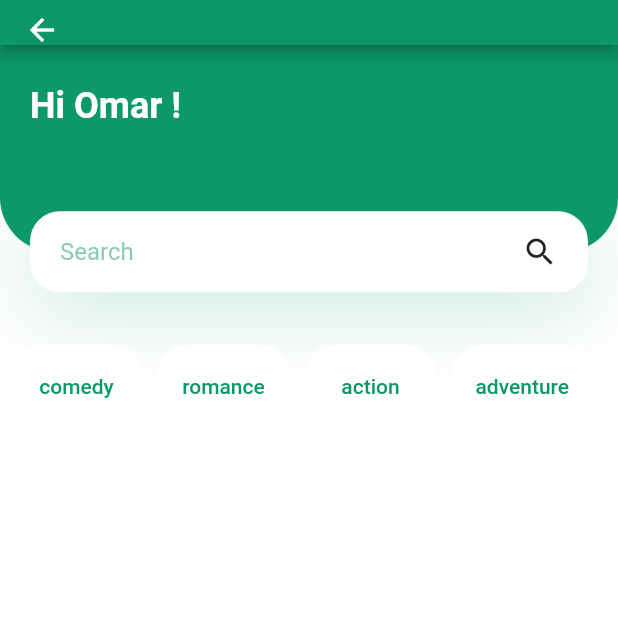
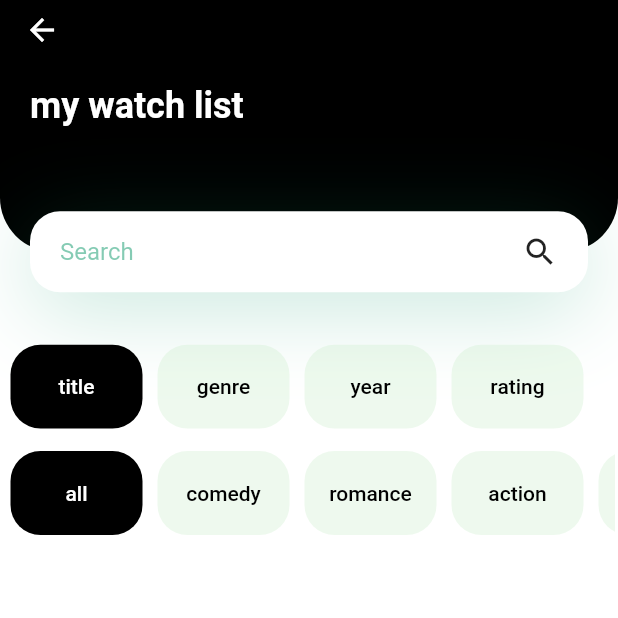
Before and after one commit to amalomarnaser/final-project, a Flutter app: the FavoritePage screen opened directly, on a phone screen of 412 x 824 dp, the top half of it. Run offline on Flutter 3.47's test engine with Material 2 defaults, Android fonts, the phone set to English and light mode, and no system bars; our stand-ins replace cached_network_image, sqflite, transparent_image; accounts and stored records are empty.

Commit message:
12 commit

```diff
--- a/lib/home/components/header_with_seachbox.dart
+++ b/lib/home/components/header_with_seachbox.dart
@@ -3,15 +3,19 @@ import 'package:untitled9/home/constants.dart';
 
 
 class HeaderWithSearchBox extends StatelessWidget {
+  final TextEditingController con;
+  final Function searchcli;
   const HeaderWithSearchBox({
     Key key,
-    @required this.size,
+    @required this.size,  this.con, this.searchcli,
   }) : super(key: key);
 
   final Size size;
 
   @override
   Widget build(BuildContext context) {
+
+
     return Container(
       margin: EdgeInsets.only(bottom: kDefaultPadding * 1.5),
       // It will cover 20% of our total height
@@ -26,7 +30,7 @@ class HeaderWithSearchBox extends StatelessWidget {
             ),
             height: size.height * 0.2 - 27,
             decoration: BoxDecoration(
-              color: kPrimaryColor,
+              color: Colors.black,
               borderRadius: BorderRadius.only(
                 bottomLeft: Radius.circular(36),
                 bottomRight: Radius.circular(36),
@@ -35,7 +39,7 @@ class HeaderWithSearchBox extends StatelessWidget {
             child: Row(
               children: <Widget>[
                 Text(
-                  'Hi Omar !',
+                  'my watch list',
                   style: Theme.of(context).textTheme.headline5.copyWith(
                       color: Colors.white, fontWeight: FontWeight.bold),
                 ),
@@ -67,21 +71,26 @@ class HeaderWithSearchBox extends StatelessWidget {
               child: Row(
                 children: <Widget>[
                   Expanded(
+                    child: FocusScope(
+                        child: Focus(
+                            onFocusChange: (focus) => {
+                              print("fatima: $focus")
+                            },
                             child: TextField(
-                      onChanged: (value) {},
+                               controller:con ,
+                                onChanged: (value) { searchcli();},
                                 decoration: InputDecoration(
                                 hintText: "Search",
                                 hintStyle: TextStyle(
-                          color: kPrimaryColor.withOpacity(0.5),
+                                color: Color(0xFF0C9869).withOpacity(.5),
                                 ),
                                 enabledBorder: InputBorder.none,
                                 focusedBorder: InputBorder.none,
-                        // surffix isn't working properly  with SVG
-                        // thats why we use row
-                        // suffixIcon: SvgPicture.asset("assets/icons/search.svg"),
+
                                 ),
+                                )
                                 ),
-                  ),
+                        ),),
                   Icon(Icons.search),
                 ],
               ),
--- a/lib/watchlistpag/favoritemovies.dart
+++ b/lib/watchlistpag/favoritemovies.dart
@@ -14,18 +14,52 @@ class FavoritePage extends StatelessWidget {
   Widget build(BuildContext context) {
     final movieListDisplay = Provider.of<WatchList>(context);
     final List<MovieInfo> movieList = movieListDisplay.mylist;
-
+    Function handleclick(){
+      movieListDisplay.searchActivated=true;
+    }
+    TextEditingController inputcont;
     return Scaffold(
         backgroundColor: Colors.white,
         appBar: AppBar(
-          backgroundColor: Color(0xFF0C9869),
+          backgroundColor: Colors.black,
           toolbarHeight: 30,
           centerTitle: true,
         ),
         body: Consumer<WatchList>(builder: (context, provider, x) {
           return ListView(children: [
-            HeaderWithSearchBox(size:MediaQuery.of(context).size ,),
-             Container(
+            HeaderWithSearchBox(size:MediaQuery.of(context).size ,con:inputcont ,searchcli:handleclick()),
+            Visibility(
+              visible: movieListDisplay.searchActivated ,
+              child: Container(
+                child:  Container(
+                  alignment: Alignment.center,
+                  height: MediaQuery.of(context).size.height*0.08,
+                  margin: EdgeInsets.fromLTRB(2, 0, 2, 5),
+                  child: ListView.builder(
+                      scrollDirection: Axis.horizontal,
+                      itemCount: movieListDisplay.searchKeys.length,
+                      itemBuilder: (BuildContext ctxt, int index) {
+                        return Container(
+                          margin: EdgeInsets.all(5),
+                          child: FlatButton(
+                            shape: RoundedRectangleBorder(
+                              borderRadius: BorderRadius.circular(20),
+                            ),
+                            color:movieListDisplay.selectetSearchKey==movieListDisplay.searchKeys[index]? Colors.black:Color(0xffc6ecc6).withOpacity(.3),
+                            onPressed: ()=>{
+                              //  print(movieListDisplay.genreTypes[index])
+                              movieListDisplay.setSelectedSearchKey(movieListDisplay.searchKeys[index],'kill')
+                            },
+                            child: Text(
+                              movieListDisplay.searchKeys[index],
+                              style: TextStyle(color:movieListDisplay.selectetSearchKey==movieListDisplay.searchKeys[index]? Colors.white:Colors.black),
+                            ),
+                          ),
+                        );
+                      })),
+                  ),
+            ),
+            Container(
                alignment: Alignment.center,
                height: MediaQuery.of(context).size.height*0.08,
                margin: EdgeInsets.fromLTRB(2, 0, 2, 5),
@@ -39,20 +73,19 @@ class FavoritePage extends StatelessWidget {
                      shape: RoundedRectangleBorder(
                        borderRadius: BorderRadius.circular(20),
                      ),
-                     color:movieListDisplay.selectedGenreType==movieListDisplay.genreTypes[index]? kPrimaryColor:Colors.white,
+                     color:movieListDisplay.selectedGenreType==movieListDisplay.genreTypes[index]? Colors.black:Color(0xffc6ecc6).withOpacity(.3),
                      onPressed: ()=>{
+                     //  print(movieListDisplay.genreTypes[index])
                        movieListDisplay.setSelectedGenre(movieListDisplay.genreTypes[index])
                      },
                      child: Text(
                        movieListDisplay.genreTypes[index],
-                       style: TextStyle(color:movieListDisplay.selectedGenreType==movieListDisplay.genreTypes[index]? Colors.white:kPrimaryColor),
+                       style: TextStyle(color:movieListDisplay.selectedGenreType==movieListDisplay.genreTypes[index]? Colors.white:Colors.black),
                      ),
                    ),
                  );
                })),
-            // Expanded(
-            //   flex: 1,
-            //     child: TitleWithMoreBtn(title: "your watch List", press: () {})),
+
             Container(
 
                 child: Container(
@@ -61,13 +94,14 @@ class FavoritePage extends StatelessWidget {
                       height: MediaQuery.of(context).size.height,
                       child: ListView.builder(
                         scrollDirection: Axis.horizontal,
-                          itemCount: movieListDisplay.selectedGenreType==''? movieList.length:movieListDisplay.filteredGenreList.length,
+                          itemCount: (movieListDisplay.selectedGenreType=='all'? movieList.length:movieListDisplay.filteredGenreList.length),
                           itemBuilder: (BuildContext ctxt, int index) {
                             return   RecomendPlantCard(
-                              image: movieListDisplay.selectedGenreType==''? movieList[index].poster:movieListDisplay.filteredGenreList[index].poster,
-                              title: movieListDisplay.selectedGenreType==''? movieList[index].title:movieListDisplay.filteredGenreList[index].title,
-                              country: movieListDisplay.selectedGenreType==''? movieList[index].year:movieListDisplay.filteredGenreList[index].year,
-                              price:  movieListDisplay.selectedGenreType==''?movieList[index].imdbRating!='N/A'?double.parse(movieList[index].imdbRating):200:movieListDisplay.filteredGenreList[index].imdbRating!='N/A'?double.parse(movieListDisplay.filteredGenreList[index].imdbRating):200,
+                              image: (movieListDisplay.selectedGenreType=='all'? movieList[index].poster:movieListDisplay.filteredGenreList[index].poster),
+                              title:( movieListDisplay.selectedGenreType=='all'? movieList[index].title:movieListDisplay.filteredGenreList[index].title),
+                              country: (movieListDisplay.selectedGenreType=='all'? movieList[index].genre:movieListDisplay.filteredGenreList[index].genre),
+                              //price:  movieListDisplay.selectedGenreType=='all'?movieList[index].imdbRating!='N/A'?double.parse(movieList[index].imdbRating):200:movieListDisplay.filteredGenreList[index].imdbRating!='N/A'?double.parse(movieListDisplay.filteredGenreList[index].imdbRating):200,
+                              price:  (movieListDisplay.selectedGenreType=='all'?movieList[index].imdbRating!='N/A'?double.parse(movieList[index].imdbRating):200:movieListDisplay.filteredGenreList[index].imdbRating!='N/A'?double.parse(movieListDisplay.filteredGenreList[index].imdbRating):200),
                               press: () {
 
                               },
--- a/lib/watchlistpag/watchlist-provider.dart
+++ b/lib/watchlistpag/watchlist-provider.dart
@@ -7,10 +7,14 @@ class WatchList extends ChangeNotifier {
   WatchList() {
     getAllFaviroute();
   }
-  List<String> genreTypes=['comedy','romance','action','adventure','documentary','short','drama'];
-  String selectedGenreType= '';
+  List<String> genreTypes=['all','comedy','romance','action','adventure','documentary','short','drama',];
+  String selectedGenreType= 'all';
+  List<String> searchKeys=['title','genre','year','rating'];
+  String selectetSearchKey='title';
+   bool searchActivated=false;
   List<MovieInfo> mylist = [];
  List<MovieInfo> filteredGenreList = [];
+ List<MovieInfo> filteredSearchList = [];
   List<String> faviroteIds = [];
 
   getAllFaviroute() async {
@@ -63,8 +67,20 @@ class WatchList extends ChangeNotifier {
 
   }
   setFilteredArray(String genre){
-    if(genre == genreTypes[0]){filteredGenreList=mylist.where((e) => e.genre!=null).toList();}
-   filteredGenreList = mylist.where((i) => i.genre.toLowerCase().contains(selectedGenreType)).toList();
-  print(filteredGenreList.toString());
+    if(genre == 'all'){filteredGenreList=mylist;}
+   else{filteredGenreList = mylist.where((i) => i.genre.toLowerCase().contains(selectedGenreType)).toList();print(filteredGenreList.toString());}
+
+  }
+  setSelectedSearchKey(String key,String input){
+    selectetSearchKey=key;
+    print(selectetSearchKey);
+    setSearchFilteredArray(selectetSearchKey,input);
+    notifyListeners();
+
+  }
+  setSearchFilteredArray(String key,String input){
+  if(key=='title'){  filteredSearchList = mylist.where((i) => i.title.toLowerCase().contains(input.toLowerCase())).toList();print(filteredSearchList.toString());}
+   else{filteredSearchList = mylist.where((i) => i.genre.toLowerCase().contains(selectetSearchKey)).toList();print(filteredGenreList.toString());}
+
   }
 }
--- a/pubspec.yaml
+++ b/pubspec.yaml
@@ -64,9 +64,8 @@ flutter:
   uses-material-design: true
 
   # To add assets to your application, add an assets section, like this:
-#    assets:
-#     - assets/image/a.jpg
-#     - images/a_dot_ham.jpeg
+  assets:
+    - assets/images/
 
   # An image asset can refer to one or more resolution-specific "variants", see
   # https://flutter.dev/assets-and-images/#resolution-aware.
```
Also changed, not shown: lib/components/MovieItem.dart (+2 -23 lines), lib/home/components/recomend_plants.dart (+6 -5 lines), lib/screens/MoviesAppHome.dart (+22 -38 lines). Lines whose indentation alone changed are shown as unchanged.
